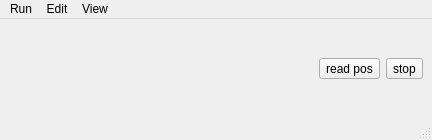
First picture: the form in src/motioncontrol/controller.ui, repository kmnhan/1KARPES_DAQ, before the edit.
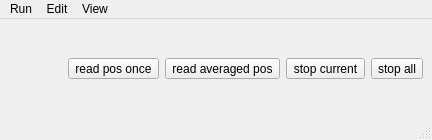
Second picture: the form after the edit.

What changed in the file:
```diff
--- a/src/motioncontrol/controller.ui
+++ b/src/motioncontrol/controller.ui
@@ -33,14 +33,31 @@
       <item>
        <widget class="QToolButton" name="readpos_btn">
         <property name="text">
-         <string>read pos</string>
+         <string>read pos once</string>
+        </property>
+       </widget>
+      </item>
+      <item>
+       <widget class="QToolButton" name="readavgpos_btn">
+        <property name="text">
+         <string>read averaged pos</string>
+        </property>
+       </widget>
+      </item>
+      <item>
+       <widget class="QToolButton" name="stopcurrent_btn">
+        <property name="toolTip">
+         <string>Stop current motion and move on to the next one in the queue if exists.</string>
+        </property>
+        <property name="text">
+         <string>stop current</string>
         </property>
        </widget>
       </item>
       <item>
        <widget class="QToolButton" name="stop_btn">
         <property name="text">
-         <string>stop</string>
+         <string>stop all</string>
         </property>
        </widget>
       </item>
```
Left out of the diff: 11 changed lines with no effect on the pictures.
